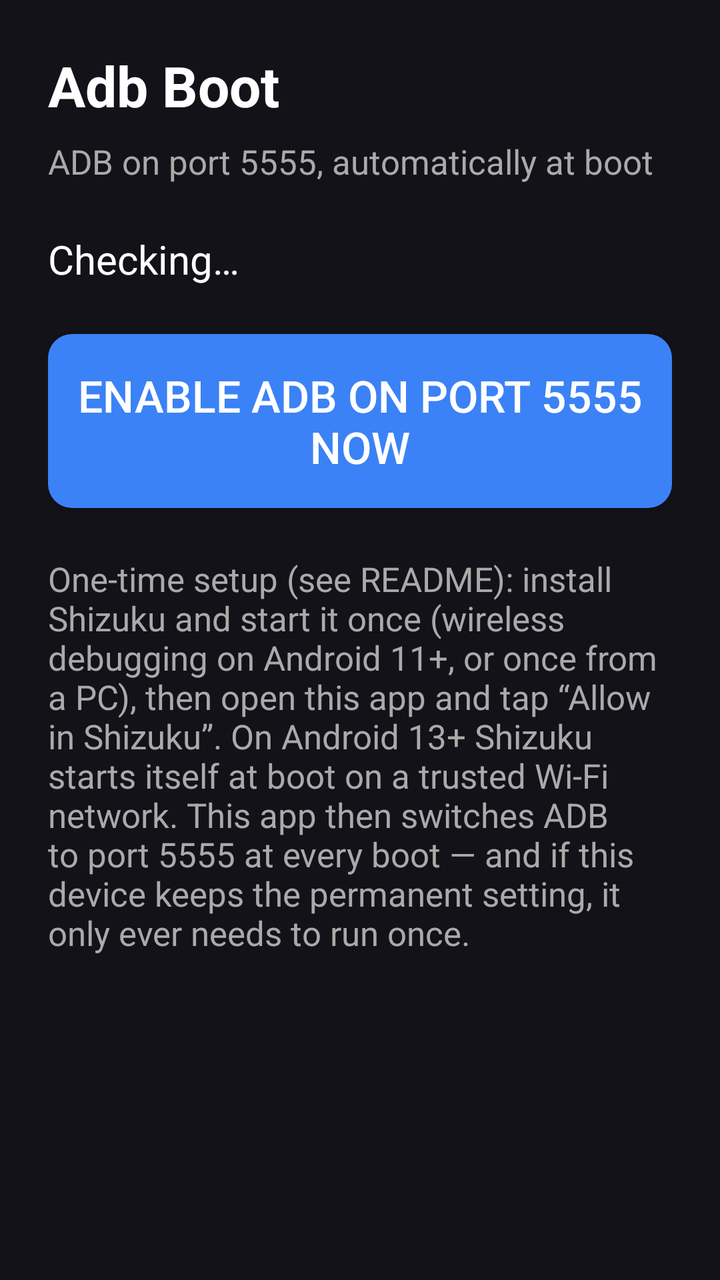
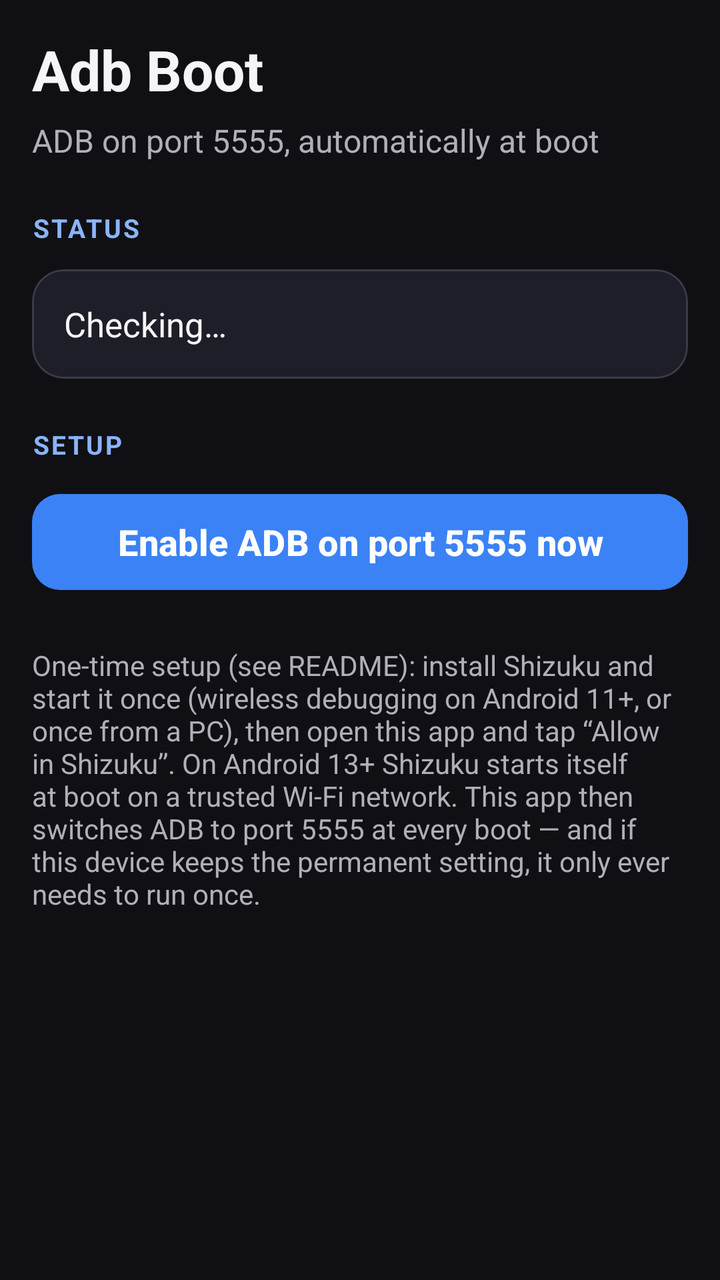

The first picture is an Android layout as it rendered before a commit; the second is the same layout after the commit. The layout source and the unified diff follow.
<!-- AndroidManifest.xml: application theme Theme.AdbBoot -->
<!-- res/layout/activity_main.xml -->
<?xml version="1.0" encoding="utf-8"?>
<ScrollView xmlns:android="http://schemas.android.com/apk/res/android"
    android:layout_width="match_parent"
    android:layout_height="match_parent"
    android:background="#121218"
    android:padding="24dp">

    <LinearLayout
        android:layout_width="match_parent"
        android:layout_height="wrap_content"
        android:orientation="vertical">

        <TextView
            android:layout_width="wrap_content"
            android:layout_height="wrap_content"
            android:text="@string/app_name"
            android:textColor="#FFFFFF"
            android:textSize="28sp"
            android:textStyle="bold" />

        <TextView
            android:layout_width="wrap_content"
            android:layout_height="wrap_content"
            android:layout_marginTop="8dp"
            android:text="@string/app_tagline"
            android:textColor="#AAAAAA"
            android:textSize="17sp" />

        <TextView
            android:id="@+id/statusText"
            android:layout_width="wrap_content"
            android:layout_height="wrap_content"
            android:layout_marginTop="24dp"
            android:text="Checking…"
            android:textColor="#FFFFFF"
            android:textSize="20sp" />

        <Button
            android:id="@+id/enableButton"
            android:layout_width="match_parent"
            android:layout_height="wrap_content"
            android:layout_marginTop="24dp"
            android:background="@drawable/button_bg"
            android:paddingTop="16dp"
            android:paddingBottom="16dp"
            android:text="@string/enable_button"
            android:textColor="#FFFFFF"
            android:textSize="22sp" />

        <Button
            android:id="@+id/allowShizukuButton"
            android:layout_width="match_parent"
            android:layout_height="wrap_content"
            android:layout_marginTop="16dp"
            android:background="@drawable/button_bg"
            android:paddingTop="12dp"
            android:paddingBottom="12dp"
            android:text="@string/allow_shizuku"
            android:textColor="#FFFFFF"
            android:textSize="20sp"
            android:visibility="gone" />

        <TextView
            android:id="@+id/setupNote"
            android:layout_width="wrap_content"
            android:layout_height="wrap_content"
            android:layout_marginTop="24dp"
            android:text="@string/setup_note"
            android:textColor="#AAAAAA"
            android:textSize="17sp" />

    </LinearLayout>

</ScrollView>
<!-- resources referenced by this layout -->
<resources>
  <!-- drawable button_bg (drawable) -->
  <?xml version="1.0" encoding="utf-8"?>
  <shape xmlns:android="http://schemas.android.com/apk/res/android"
      android:shape="rectangle">
      <corners android:radius="12dp" />
      <solid android:color="#3B82F6" />
  </shape>
  <string name="allow_shizuku">Allow in Shizuku</string>
  <string name="app_name">Adb Boot</string>
  <string name="app_tagline">ADB on port 5555, automatically at boot</string>
  <string name="enable_button">Enable ADB on port 5555 now</string>
  <string name="setup_note">One-time setup (see README): install Shizuku and start it once (wireless debugging on Android 11+, or once from a PC), then open this app and tap “Allow in Shizuku”. On Android 13+ Shizuku starts itself at boot on a trusted Wi-Fi network. This app then switches ADB to port 5555 at every boot — and if this device keeps the permanent setting, it only ever needs to run once.</string>
  <style name="Theme.AdbBoot" parent="Theme.AppCompat.NoActionBar">
          <item name="android:windowBackground">#121218</item>
      </style>
</resources>

<!-- the commit's change to res/layout/activity_main.xml (unified diff, before → after) -->
@@ -1,73 +1,90 @@
 <?xml version="1.0" encoding="utf-8"?>
 <ScrollView xmlns:android="http://schemas.android.com/apk/res/android"
+    xmlns:app="http://schemas.android.com/apk/res-auto"
     android:layout_width="match_parent"
     android:layout_height="match_parent"
-    android:background="#121218"
-    android:padding="24dp">
+    android:background="@color/ra_background"
+    android:padding="16dp">
 
     <LinearLayout
         android:layout_width="match_parent"
         android:layout_height="wrap_content"
-        android:orientation="vertical">
+        android:orientation="vertical"
+        android:paddingBottom="24dp">
 
         <TextView
+            style="@style/Ra.Text.Title"
             android:layout_width="wrap_content"
             android:layout_height="wrap_content"
-            android:text="@string/app_name"
-            android:textColor="#FFFFFF"
-            android:textSize="28sp"
-            android:textStyle="bold" />
+            android:text="@string/app_name" />
 
         <TextView
+            style="@style/Ra.Text.Tagline"
             android:layout_width="wrap_content"
             android:layout_height="wrap_content"
-            android:layout_marginTop="8dp"
-            android:text="@string/app_tagline"
-            android:textColor="#AAAAAA"
-            android:textSize="17sp" />
+            android:layout_marginTop="6dp"
+            android:text="@string/app_tagline" />
 
+        
         <TextView
-            android:id="@+id/statusText"
+            style="@style/Ra.Text.SectionLabel"
             android:layout_width="wrap_content"
             android:layout_height="wrap_content"
             android:layout_marginTop="24dp"
-            android:text="Checking…"
-            android:textColor="#FFFFFF"
-            android:textSize="20sp" />
+            android:text="@string/section_status" />
+
+        <com.google.android.material.card.MaterialCardView
+            android:layout_width="match_parent"
+            android:layout_height="wrap_content"
+            android:layout_marginTop="12dp"
+            app:cardBackgroundColor="@color/ra_surface"
+            app:cardCornerRadius="16dp"
+            app:cardElevation="0dp"
+            app:contentPadding="16dp"
+            app:strokeColor="@color/ra_outline"
+            app:strokeWidth="1dp">
+
+            <TextView
+                android:id="@+id/statusText"
+                style="@style/Ra.Text.Status"
+                android:layout_width="match_parent"
+                android:layout_height="wrap_content"
+                android:text="Checking…" />
+
+        </com.google.android.material.card.MaterialCardView>
+
+        
+        <TextView
+            style="@style/Ra.Text.SectionLabel"
+            android:layout_width="wrap_content"
+            android:layout_height="wrap_content"
+            android:layout_marginTop="24dp"
+            android:text="@string/section_setup" />
 
         <Button
             android:id="@+id/enableButton"
+            style="@style/Ra.Button.Primary"
             android:layout_width="match_parent"
             android:layout_height="wrap_content"
-            android:layout_marginTop="24dp"
-            android:background="@drawable/button_bg"
-            android:paddingTop="16dp"
-            android:paddingBottom="16dp"
-            android:text="@string/enable_button"
-            android:textColor="#FFFFFF"
-            android:textSize="22sp" />
+            android:layout_marginTop="12dp"
+            android:text="@string/enable_button" />
 
         <Button
             android:id="@+id/allowShizukuButton"
+            style="@style/Ra.Button.Secondary"
             android:layout_width="match_parent"
             android:layout_height="wrap_content"
-            android:layout_marginTop="16dp"
-            android:background="@drawable/button_bg"
-            android:paddingTop="12dp"
-            android:paddingBottom="12dp"
+            android:layout_marginTop="12dp"
             android:text="@string/allow_shizuku"
-            android:textColor="#FFFFFF"
-            android:textSize="20sp"
             android:visibility="gone" />
 
         <TextView
             android:id="@+id/setupNote"
+            style="@style/Ra.Text.Note"
             android:layout_width="wrap_content"
             android:layout_height="wrap_content"
             android:layout_marginTop="24dp"
-            android:text="@string/setup_note"
-            android:textColor="#AAAAAA"
-            android:textSize="17sp" />
+            android:text="@string/setup_note" />
 
     </LinearLayout>
 
<!-- resource entries referenced after the edit -->
@@ -1,19 +1,71 @@
 <!-- resources referenced by this layout -->
 <resources>
-  <!-- drawable button_bg (drawable) -->
-  <?xml version="1.0" encoding="utf-8"?>
-  <shape xmlns:android="http://schemas.android.com/apk/res/android"
-      android:shape="rectangle">
-      <corners android:radius="12dp" />
-      <solid android:color="#3B82F6" />
-  </shape>
+  <color name="ra_background">#101014</color>
+  <color name="ra_outline">#3A3A48</color>
+  <color name="ra_surface">#1E1E28</color>
   <string name="allow_shizuku">Allow in Shizuku</string>
   <string name="app_name">Adb Boot</string>
   <string name="app_tagline">ADB on port 5555, automatically at boot</string>
   <string name="enable_button">Enable ADB on port 5555 now</string>
+  <string name="section_setup">Setup</string>
+  <string name="section_status">Status</string>
   <string name="setup_note">One-time setup (see README): install Shizuku and start it once (wireless debugging on Android 11+, or once from a PC), then open this app and tap “Allow in Shizuku”. On Android 13+ Shizuku starts itself at boot on a trusted Wi-Fi network. This app then switches ADB to port 5555 at every boot — and if this device keeps the permanent setting, it only ever needs to run once.</string>
-  <style name="Theme.AdbBoot" parent="Theme.AppCompat.NoActionBar">
-          <item name="android:windowBackground">#121218</item>
+  <style name="Ra.Button.Primary" parent="Widget.Material3.Button">
+          <item name="android:minHeight">56dp</item>
+          <item name="android:textSize">18sp</item>
+          <item name="android:textStyle">bold</item>
+          <item name="android:textColor">@color/ra_on_primary</item>
+          <item name="backgroundTint">@color/ra_primary</item>
+          <item name="cornerRadius">14dp</item>
+          <item name="android:textAllCaps">false</item>
       </style>
+  <style name="Ra.Button.Secondary" parent="Widget.Material3.Button.OutlinedButton">
+          <item name="android:minHeight">56dp</item>
+          <item name="android:textSize">18sp</item>
+          <item name="android:textColor">@color/ra_primary_light</item>
+          <item name="strokeColor">@color/ra_outline</item>
+          <item name="cornerRadius">14dp</item>
+          <item name="android:textAllCaps">false</item>
+      </style>
+  <style name="Ra.Text.Note">
+          <item name="android:textSize">14sp</item>
+          <item name="android:textColor">@color/ra_text_secondary</item>
+      </style>
+  <style name="Ra.Text.SectionLabel">
+          <item name="android:textSize">13sp</item>
+          <item name="android:textStyle">bold</item>
+          <item name="android:textColor">@color/ra_primary_light</item>
+          <item name="android:letterSpacing">0.08</item>
+          <item name="android:textAllCaps">true</item>
+      </style>
+  <style name="Ra.Text.Status">
+          <item name="android:textSize">17sp</item>
+          <item name="android:textColor">@color/ra_text_primary</item>
+      </style>
+  <style name="Ra.Text.Tagline">
+          <item name="android:textSize">16sp</item>
+          <item name="android:textColor">@color/ra_text_secondary</item>
+      </style>
+  <style name="Ra.Text.Title">
+          <item name="android:textSize">28sp</item>
+          <item name="android:textStyle">bold</item>
+          <item name="android:textColor">@color/ra_text_primary</item>
+      </style>
+  <style name="Theme.AdbBoot" parent="Theme.Material3.Dark.NoActionBar">
+          <item name="colorPrimary">@color/ra_primary</item>
+          <item name="colorOnPrimary">@color/ra_on_primary</item>
+          <item name="colorSecondary">@color/ra_primary_light</item>
+          <item name="colorSurface">@color/ra_surface</item>
+          <item name="colorOnSurface">@color/ra_text_primary</item>
+          <item name="android:colorBackground">@color/ra_background</item>
+          <item name="android:windowBackground">@color/ra_background</item>
+          <item name="android:textColorPrimary">@color/ra_text_primary</item>
+          <item name="android:textColorSecondary">@color/ra_text_secondary</item>
+      </style>
+  <color name="ra_on_primary">#FFFFFF</color>
+  <color name="ra_primary">#3B82F6</color>
+  <color name="ra_primary_light">#8AB4F8</color>
+  <color name="ra_text_secondary">#B0B0B8</color>
+  <color name="ra_text_primary">#F5F5F7</color>
 </resources>
 
